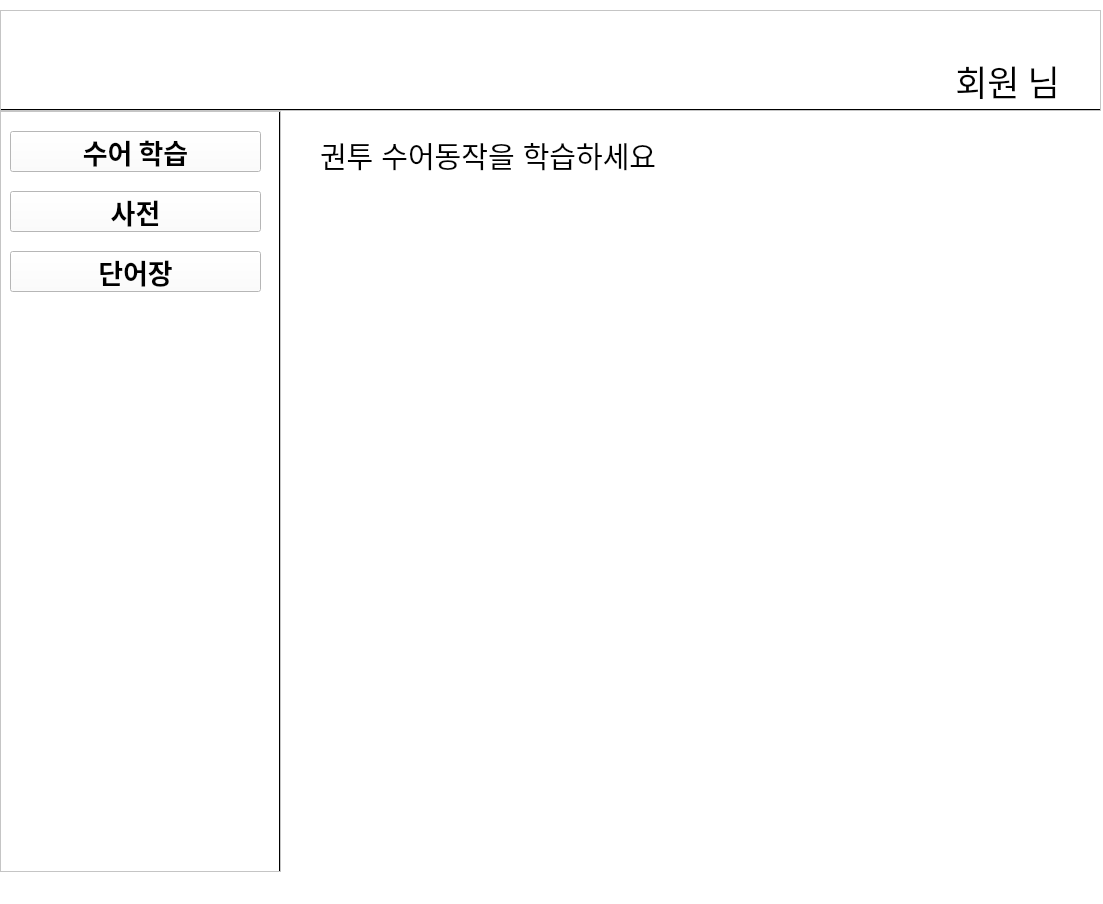
Old version of the form ui/prac_sign.ui in the repository zion0425/SignLanguage_AiVision.
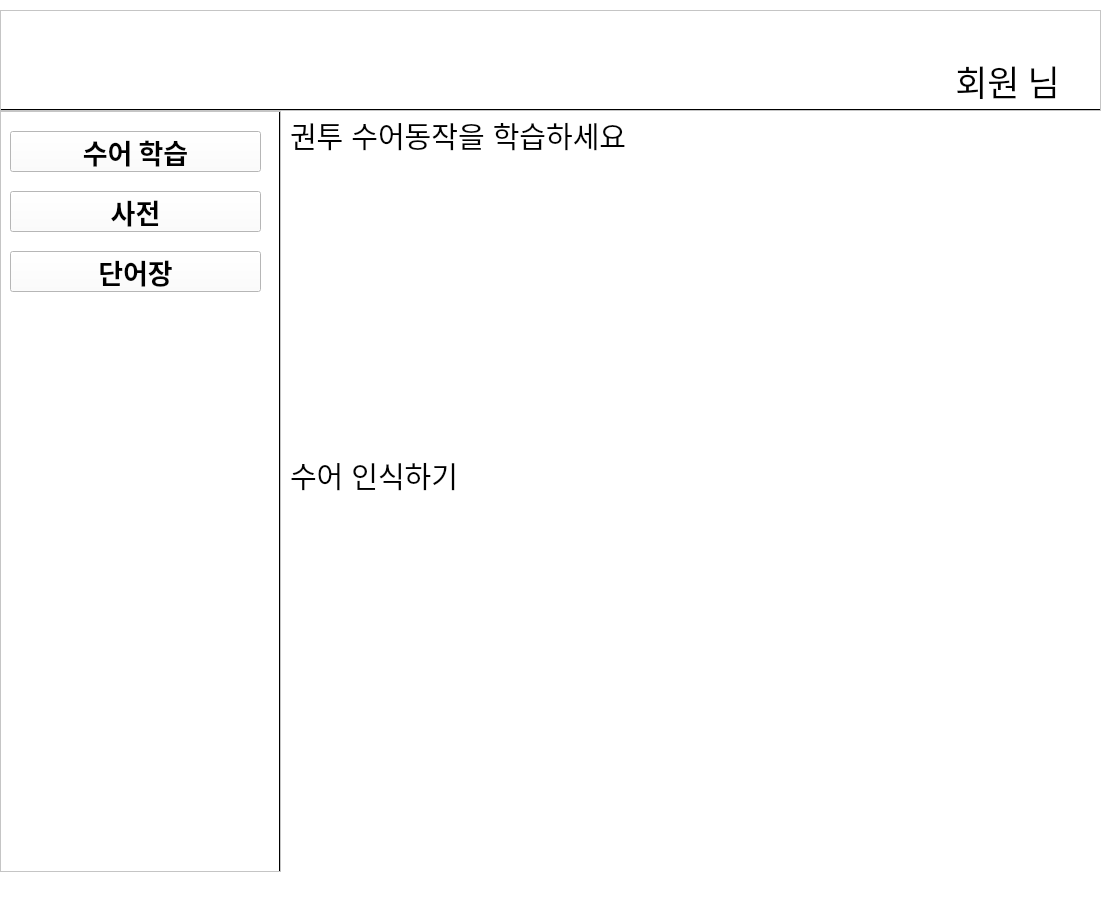
New version of the form. Icons and pictures are not drawn.

Patch:
```diff
--- a/ui/prac_sign.ui
+++ b/ui/prac_sign.ui
@@ -188,8 +188,8 @@
    <widget class="QLabel" name="label1">
     <property name="geometry">
      <rect>
-      <x>320</x>
-      <y>140</y>
+      <x>290</x>
+      <y>120</y>
       <width>441</width>
       <height>31</height>
      </rect>
@@ -207,8 +207,40 @@
    <widget class="QLabel" name="label">
     <property name="geometry">
      <rect>
-      <x>330</x>
-      <y>190</y>
+      <x>300</x>
+      <y>160</y>
+      <width>561</width>
+      <height>291</height>
+     </rect>
+    </property>
+    <property name="text">
+     <string/>
+    </property>
+   </widget>
+   <widget class="QLabel" name="label2">
+    <property name="geometry">
+     <rect>
+      <x>290</x>
+      <y>460</y>
+      <width>441</width>
+      <height>31</height>
+     </rect>
+    </property>
+    <property name="font">
+     <font>
+      <family>Arial</family>
+      <pointsize>22</pointsize>
+     </font>
+    </property>
+    <property name="text">
+     <string>수어 인식하기</string>
+    </property>
+   </widget>
+   <widget class="QLabel" name="webcam">
+    <property name="geometry">
+     <rect>
+      <x>290</x>
+      <y>500</y>
       <width>561</width>
       <height>291</height>
      </rect>
```
Left out of the diff: 2 changed lines with no effect on the pictures.
